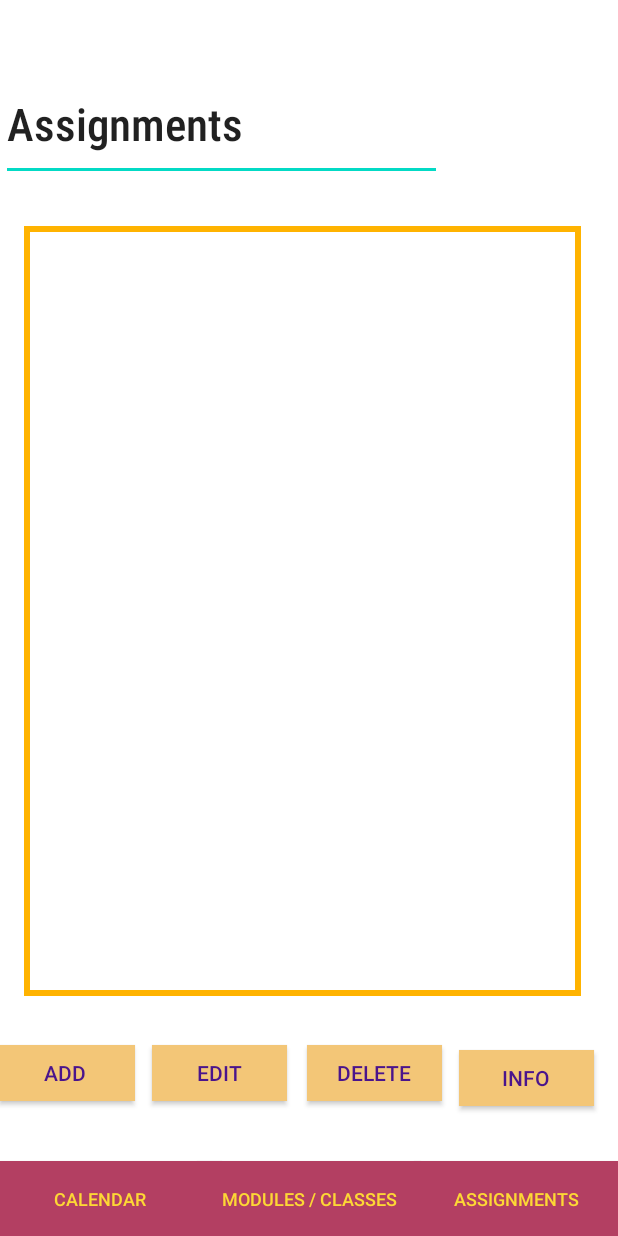
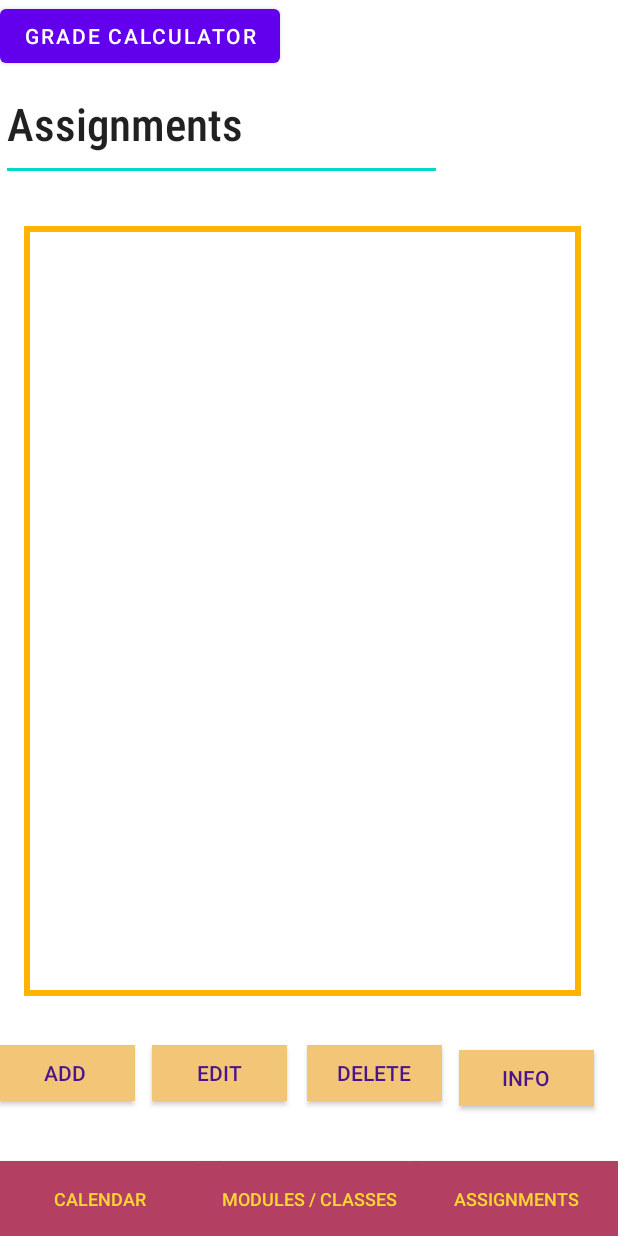
Before and after one commit to herrone/UniversityApp, an Android app: the Assignments screen opened directly, with no data from a screen before it, on a phone screen of 412 x 824 dp. Run offline under Robolectric (Android 15) with nearby library versions, the light colour scheme and no system bars; Roboto replaces fonts that are not available here.

Commit message:
started grade calc

```diff
--- a/app/src/main/AndroidManifest.xml
+++ b/app/src/main/AndroidManifest.xml
@@ -11,6 +11,9 @@
         android:theme="@style/Theme.TryDisSlow">
         <activity
             android:name=".Settings"
+            android:exported="false" />
+        <activity
+            android:name=".gradeCalculator"
             android:exported="false" />
         <activity
             android:name=".addAssignment"
--- a/app/src/main/java/com/example/trydisslow/Assignments.java
+++ b/app/src/main/java/com/example/trydisslow/Assignments.java
@@ -23,6 +23,7 @@ import android.widget.Toast;
 
 import java.text.ParseException;
 import java.util.ArrayList;
+import java.util.Calendar;
 import java.util.Date;
 
 public class Assignments extends AppCompatActivity {
@@ -292,5 +293,12 @@ String selected;
                // }
             }}
         });
+     Button gradeCalc = (Button)findViewById(R.id.gradeCalcbutton);
+       gradeCalc.setOnClickListener(new View.OnClickListener() {
+            @Override
+            public void onClick(View v) {
+                startActivity(new Intent(Assignments.this, gradeCalculator.class));
+            }
+        });
     }
 }
--- a/app/src/main/res/layout/activity_assignments.xml
+++ b/app/src/main/res/layout/activity_assignments.xml
@@ -154,15 +154,25 @@
         app:layout_constraintTop_toTopOf="parent"
         app:layout_constraintVertical_bias="0.89"
         tools:ignore="MissingConstraints" />
+    <Button
+        android:id="@+id/gradeCalcbutton"
+        android:layout_width="wrap_content"
+        android:layout_height="wrap_content"
+        android:layout_weight="1"
+        android:text="Grade Calculator" />
 
     <LinearLayout
-        xmlns:android="http://schemas.android.com/apk/res/android"
-        xmlns:app="http://schemas.android.com/apk/res-auto"
-        xmlns:tools="http://schemas.android.com/tools"
+        android:id="@+id/linearLayout1"
         android:layout_width="match_parent"
         android:layout_height="match_parent"
-        tools:context=".MainActivity"
-        android:id="@+id/linearLayout1"
-        android:orientation="horizontal" >
-</LinearLayout>
+        android:orientation="horizontal"
+        app:layout_constraintBottom_toBottomOf="parent"
+        app:layout_constraintEnd_toEndOf="parent"
+        app:layout_constraintStart_toStartOf="parent"
+        app:layout_constraintTop_toTopOf="parent"
+        tools:context=".MainActivity">
+
+
+
+    </LinearLayout>
 </androidx.constraintlayout.widget.ConstraintLayout>
```
Also changed, not shown: app/src/main/java/com/example/trydisslow/gradeCalculator.java (+183 -10 lines), app/src/main/res/layout/popupsassignment.xml (+5 -4 lines).
